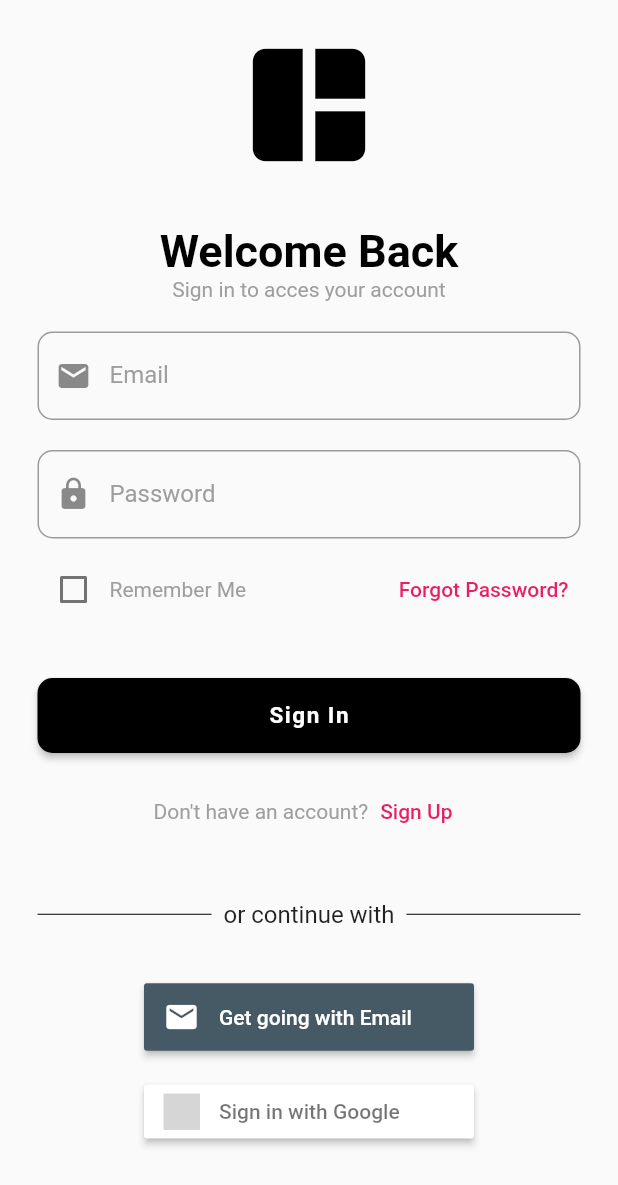
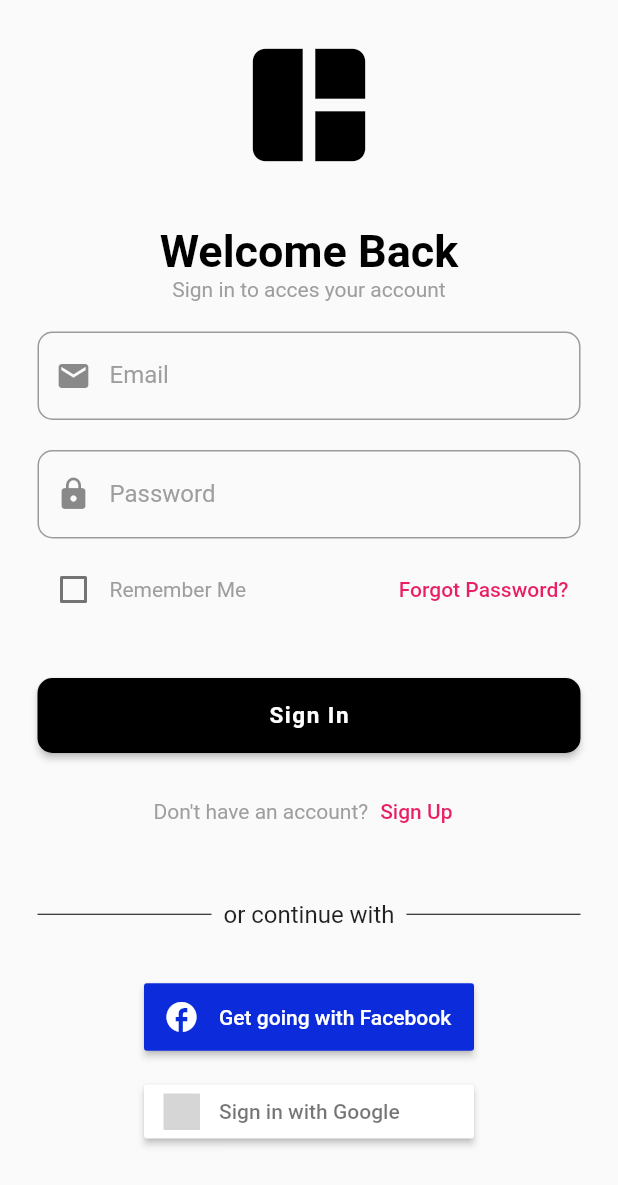
Before and after one commit to yusrilprayoga-code/Login-Ui-with-Flutter, a Flutter app: the screen it shows after launch, on a phone screen of 412 x 824 dp. Shown: the top 1185 px of the screen. Run offline on Flutter 3.47's test engine with Material 2 defaults, Android fonts, the phone set to English and light mode, and no system bars; drawn by our look-alikes of sign_in_button; Roboto replaces fonts that are missing (Poppins); grey boxes are pictures that could not be loaded.

Commit message:
facebook commit

```diff
--- a/lib/pages/login_page.dart
+++ b/lib/pages/login_page.dart
@@ -274,12 +274,12 @@ class _MyLoginPageState extends State<MyLoginPage> {
                     height: 35,
                   ),
                   SignInButtonBuilder(
-                    text: 'Get going with Email',
-                    icon: Icons.email,
+                    text: 'Get going with Facebook',
+                    icon: Icons.facebook,
                     onPressed: () {
-                      _showButtonPressDialog('Email');
+                      _showButtonPressDialog('Facebook');
                     },
-                    backgroundColor: Colors.blueGrey[700]!,
+                    backgroundColor: Color.fromARGB(255, 12, 43, 219)!,
                     width: 220.0,
                     height: 45,
                   ),
```
